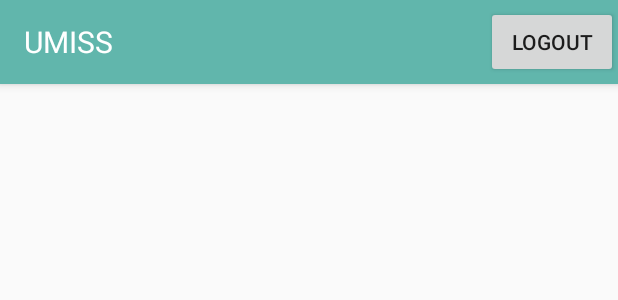
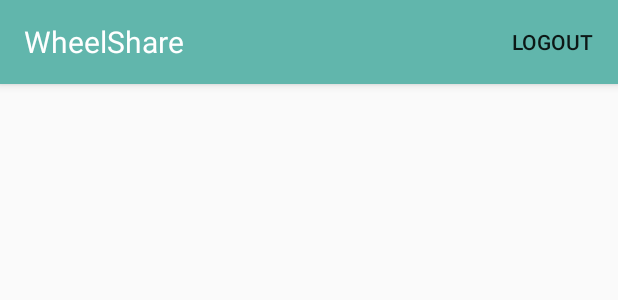
Before and after one commit to UmissTeam/UMISS-Android, an Android app: the layout toolbar.xml on its own in the app's theme, with its tools: preview values and no code run, on a phone screen of 412 x 824 dp. Shown: the top 300 px of the screen. Run offline under Robolectric (Android 15) with nearby library versions, the phone set to English and light mode, and no system bars.

Commit message:
Fixing layout

```diff
--- a/app/src/main/java/com/umiss/MainActivity.java
+++ b/app/src/main/java/com/umiss/MainActivity.java
@@ -112,7 +112,7 @@ public class MainActivity extends AppCompatActivity {
 
     private class CustomAdapter extends FragmentPagerAdapter {
 
-        private String[] fragments = {"Batimentos", "Galvanica", "Temperatura"};
+        private String[] fragments = {"Batimentos", "Temperatura"};
 
         public CustomAdapter(FragmentManager supportFragmentManager) {
             super(supportFragmentManager);
@@ -125,8 +125,6 @@ public class MainActivity extends AppCompatActivity {
                 case 0:
                     return heartBeatsFragment;
                 case 1:
-                    return galvanicFragment;
-                case 2:
                     return temperatureFragment;
                 default:
                     return null;
--- a/app/src/main/res/layout/toolbar.xml
+++ b/app/src/main/res/layout/toolbar.xml
@@ -16,7 +16,7 @@
             android:id="@+id/toolbar_text"
             android:layout_width="match_parent"
             android:layout_height="wrap_content"
-            android:text="UMISS"
+            android:text="WheelShare"
             android:textColor="#ffffff"
             android:textSize="20dp"
             android:layout_centerInParent="true"
@@ -27,6 +27,7 @@
             android:layout_width="wrap_content"
             android:layout_height="wrap_content"
             android:text="LOGOUT"
+            android:background="@android:color/transparent"
             android:layout_alignParentRight="true"
             android:layout_centerInParent="true"/>
 
```
